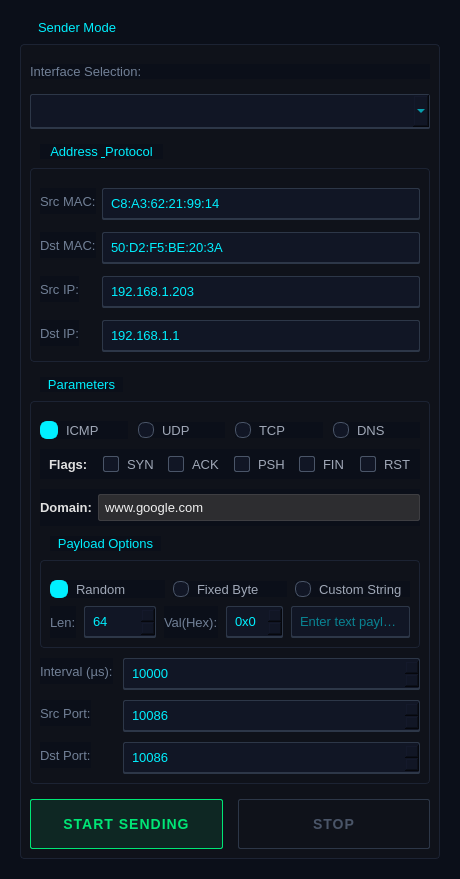
Qt form sender.ui (jintianwenwenzaoshuilema/PacketStorm-Sender) before a commit.
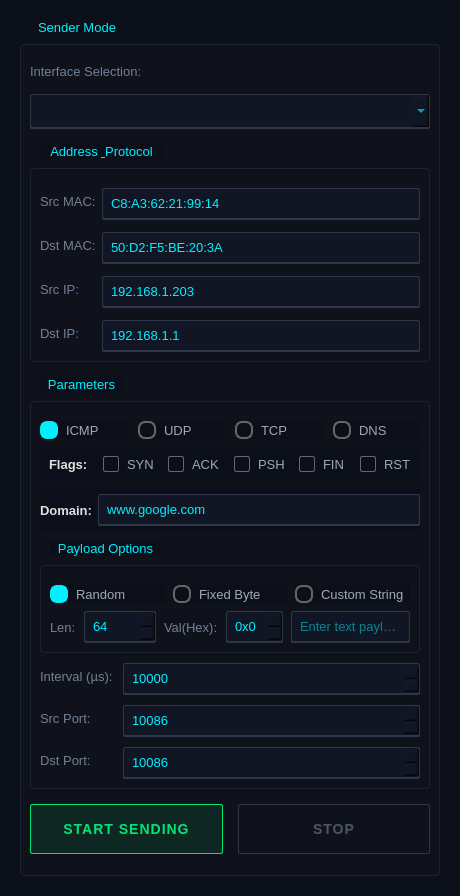
The same form after that commit.

```diff
--- a/sender.ui
+++ b/sender.ui
@@ -7,7 +7,7 @@
     <x>0</x>
     <y>0</y>
     <width>460</width>
-    <height>780</height>
+    <height>896</height>
    </rect>
   </property>
   <property name="windowTitle">
@@ -16,29 +16,27 @@
   <property name="styleSheet">
    <string notr="true">
    /* =======================================================
-      GLOBAL SETTINGS (全局设置)
-      强制所有控件使用 JetBrains Mono，营造终端感
+      GLOBAL (全局设置)
       ======================================================= */
    * {
        font-family: "JetBrains Mono", "Consolas", monospace;
        font-size: 13px;
-       color: #a0a8b7; /* 默认文字颜色：灰白，避免刺眼 */
+       color: #a0a8b7;
    }
 
    QMainWindow, QWidget {
-       background-color: #0b0f19; /* 极深蓝黑色背景 */
+       background-color: #0b0f19;
    }
 
    /* =======================================================
-      GROUP BOX (分组框 - 模块化设计)
-      科技感的细边框，青色标题
+      GROUP BOX (分组框)
       ======================================================= */
    QGroupBox {
-       border: 1px solid #1c2333; /* 暗淡的边框 */
+       border: 1px solid #1c2333;
        border-radius: 4px;
-       margin-top: 24px; /* 为标题留出空间 */
+       margin-top: 24px;
        padding-top: 10px;
-       background-color: #0f121a; /* 比背景稍亮，形成层级 */
+       background-color: #0f121a;
    }
 
    QGroupBox::title {
@@ -46,148 +44,171 @@
        subcontrol-position: top left;
        left: 10px;
        padding: 0 6px;
-       color: #00f0ff; /* 赛博朋克核心色：青色 */
+       color: #00f0ff;
        font-weight: bold;
-       background-color: #0b0f19; /* 遮挡住边框线 */
+       background-color: #0b0f19;
    }
 
    /* =======================================================
       LABELS (标签)
-      稍微调暗，让数据更突出
       ======================================================= */
    QLabel {
        color: #718096;
        font-weight: normal;
+       background: transparent;
+   }
+
+   /* 加粗的标签 (如 Flags, Domain) 高亮显示 */
+   QLabel[font-weight="bold"], QLabel#lblFlags, QLabel#lblDomain {
+       color: #cbd5e0;
+       font-weight: bold;
    }
 
    /* =======================================================
-      INPUT FIELDS (输入框 - 核心数据区)
-      黑底、亮字、底部发光线条
+      INPUT FIELDS (输入框 - Domain 现在会听这里的指挥了)
       ======================================================= */
    QLineEdit, QSpinBox, QComboBox {
        background-color: #111625;
        border: 1px solid #2d3748;
-       border-bottom: 2px solid #2d3748; /* 默认底部暗色 */
+       border-bottom: 2px solid #2d3748;
        border-radius: 2px;
-       color: #00f0ff; /* 输入的数据显示为高亮青色 */
+       color: #00f0ff;
        padding: 6px;
        selection-background-color: #00f0ff;
        selection-color: #000000;
    }
 
-   /* 鼠标悬停 */
-   QLineEdit:hover, QSpinBox:hover, QComboBox:hover {
-       background-color: #151a2b;
-       border-color: #4a5568;
-   }
-
-   /* 获得焦点（输入时）：底部线条变亮，产生通电感 */
    QLineEdit:focus, QSpinBox:focus, QComboBox:focus {
        background-color: #151a2b;
-       border: 1px solid #00f0ff; /* 全边框发光 */
-       border-bottom: 2px solid #00f0ff;
-       color: #ffffff; /* 输入时文字变白，更清晰 */
-   }
-
-   /* 下拉框弹出的列表样式 */
-   QComboBox QAbstractItemView {
-       background-color: #111625;
-       color: #00f0ff;
-       border: 1px solid #2d3748;
-       selection-background-color: #2d3748;
-       selection-color: #00f0ff;
-   }
-
-   /* =======================================================
-      RADIO  CHECKBOX (单选/复选框)
-      自定义绘制，去除系统默认的土气样式
-      ======================================================= */
-   QRadioButton, QCheckBox {
-       spacing: 8px;
-       color: #a0a8b7;
-   }
-
-   QRadioButton::indicator {
-       width: 14px;
-       height: 14px;
-       border-radius: 7px;
-       border: 1px solid #4a5568;
-       background-color: #111625;
-   }
-
-   QRadioButton::indicator:checked {
-       border: 2px solid #00f0ff;
-       background-color: #00f0ff; /* 选中变实心青色 */
-   }
-
-   QCheckBox::indicator {
-       width: 14px;
-       height: 14px;
-       border-radius: 2px;
-       border: 1px solid #4a5568;
-       background-color: #111625;
-   }
-
-   QCheckBox::indicator:checked {
        border: 1px solid #00f0ff;
-       background-color: #00f0ff;
+       border-bottom: 2px solid #00f0ff;
+       color: #ffffff;
    }
 
+/* =======================================================
+   RADIO BUTTON (圆形单选框)
+   修改策略：
+   1. 未选中时：使用 #666666 (亮灰) 边框，确保圆形轮廓清晰可见。
+   2. 选中时：边框变为 #00f0ff (青色)，且内部填满。
+   ======================================================= */
+QRadioButton {
+    spacing: 8px;
+    color: #a0a8b7;
+}
 
+/* --- 未选中状态 (清晰的空心圆环) --- */
+QRadioButton::indicator {
+    width: 14px;
+    height: 14px;
 
+    /* 强制圆形：14的一半是7 */
+    border-radius: 7px;
+
+    /* 【修改点】边框改为2px实线，颜色由原来的暗灰改为 #666666，
+       这样在深黑背景下就能清楚看到一个圆圈，而不是模糊的一团 */
+    border: 2px solid #666666;
+
+    background-color: transparent; /* 背景透明，突出边框 */
+}
+
+/* --- 选中状态 (实心发光圆球) --- */
+QRadioButton::indicator:checked {
+    width: 14px;
+    height: 14px;
+    border-radius: 7px; /* 保持圆形 */
+
+    /* 【修改点】选中后边框变色 */
+    border: 2px solid #00f0ff;
+
+    background-color: #00f0ff; /* 内部填满 */
+}
+
+/* 鼠标悬停 */
+QRadioButton::indicator:hover {
+    border-color: #00f0ff; /* 悬停时边框变亮 */
+}
+
+
 /* =======================================================
-   BUTTONS (点击Start后彻底熄灭)
+   CHECKBOX (方形复选框)
+   修改策略：保持微圆角的方形，边框设为 1px 以示区别
    ======================================================= */
+QCheckBox {
+    spacing: 8px;
+    color: #a0a8b7;
+}
 
-QPushButton {
-    border: none;
+/* --- 未选中 (空心方框) --- */
+QCheckBox::indicator {
+    width: 14px;
+    height: 14px;
+
+    /* 方形微圆角 */
     border-radius: 2px;
-    padding: 12px;
-    font-weight: bold;
-    font-size: 14px;
-    letter-spacing: 1px;
-}
 
-/* --- START 按钮 (正常状态：亮绿) --- */
-QPushButton#btnStartSend {
-    background-color: rgba(0, 230, 118, 0.1);
-    border: 1px solid #00e676;
-    color: #00e676;
-}
+    /* 边框比单选框细一点 (1px)，形成视觉差异 */
+    border: 1px solid #666666;
 
-QPushButton#btnStartSend:hover {
-    background-color: rgba(0, 230, 118, 0.2);
-    border: 1px solid #ffffff;
-    color: #ffffff;
-}
-
-/* --- [修改点] START 按钮 (禁用状态：完全熄灭) --- */
-/* 这里直接使用了和 STOP 按钮禁用态一样的颜色，彻底变灰 */
-QPushButton#btnStartSend:disabled {
-    background-color: transparent; /* 透明背景 */
-    border: 1px solid #2d3748;     /* 暗灰边框 */
-    color: #4a5568;                /* 暗灰文字 */
-}
-
-
-/* --- STOP 按钮 (正常状态：警报红) --- */
-QPushButton#btnStopSend {
-    background-color: rgba(255, 23, 68, 0.1);
-    border: 1px solid #ff1744;
-    color: #ff1744;
-}
-
-QPushButton#btnStopSend:hover {
-    background-color: #ff1744;
-    color: #ffffff;
-}
-
-/* --- STOP 按钮 (禁用状态：隐形/暗淡) --- */
-QPushButton#btnStopSend:disabled {
     background-color: transparent;
-    border: 1px solid #2d3748;
-    color: #4a5568;
 }
+
+/* --- 选中 (实心方块) --- */
+QCheckBox::indicator:checked {
+    border-radius: 2px;
+    border: 1px solid #00f0ff;
+    background-color: #00f0ff;
+}
+
+QCheckBox::indicator:hover {
+    border-color: #00f0ff;
+}
+
+   /* =======================================================
+      BUTTONS (按钮)
+      ======================================================= */
+   QPushButton {
+       border: none;
+       border-radius: 2px;
+       padding: 12px;
+       font-weight: bold;
+       font-size: 14px;
+       letter-spacing: 1px;
+   }
+
+   /* --- START 按钮 --- */
+   QPushButton#btnStartSend {
+       background-color: rgba(0, 230, 118, 0.1);
+       border: 1px solid #00e676;
+       color: #00e676;
+   }
+   QPushButton#btnStartSend:hover {
+       background-color: rgba(0, 230, 118, 0.3);
+       border: 1px solid #ffffff;
+       color: #ffffff;
+   }
+   /* Start 禁用态 (点击后变暗灰) */
+   QPushButton#btnStartSend:disabled {
+       background-color: transparent;
+       border: 1px solid #2d3748;
+       color: #4a5568;
+   }
+
+   /* --- STOP 按钮 --- */
+   QPushButton#btnStopSend {
+       background-color: rgba(255, 23, 68, 0.1);
+       border: 1px solid #ff1744;
+       color: #ff1744;
+   }
+   QPushButton#btnStopSend:hover {
+       background-color: #ff1744;
+       color: #ffffff;
+   }
+   /* Stop 禁用态 */
+   QPushButton#btnStopSend:disabled {
+       background-color: transparent;
+       border: 1px solid #2d3748;
+       color: #4a5568;
+   }
    </string>
   </property>
   <widget class="QWidget" name="centralwidget">
@@ -488,7 +509,7 @@
              <item>
               <widget class="QLineEdit" name="editDomain">
                <property name="styleSheet">
-                <string>background-color: #2D2D30; color: #F0F0F0; border: 1px solid #3E3E42; padding: 4px;</string>
+                <string notr="true"/>
                </property>
                <property name="text">
                 <string>www.google.com</string>
```
Left out of the diff: 22 changed lines with no effect on the pictures.
